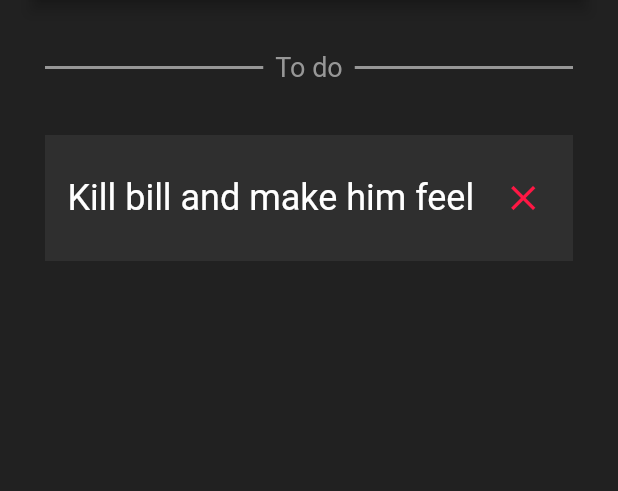
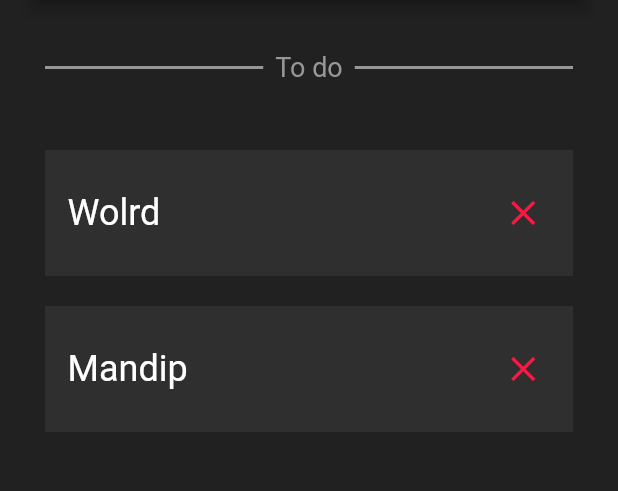
Before and after one commit to raister21/Flutter_NotoriousNote, a Flutter app: the screen it shows after launch, after a tap on the "close" icon, on a phone screen of 412 x 824 dp, the part 84-575 px from its top. Run offline on Flutter 3.47's test engine with Material 2 defaults, Android fonts, the phone set to English and light mode, and no system bars.

Commit message:
Added notes and delete functionality

```diff
--- a/lib/main.dart
+++ b/lib/main.dart
@@ -1,19 +1,17 @@
 import 'package:flutter/material.dart';
-import 'package:xml/xml.dart' as xml;
+import 'note.dart';
 
 void main() {
   runApp(MyApp());
 }
 
 class MyApp extends StatefulWidget {
-  const MyApp({Key key}) : super(key: key);
-
   @override
   _MyAppState createState() => _MyAppState();
 }
 
 class _MyAppState extends State<MyApp> {
-  String notes = "assets/data/todos.xml";
+  List<Note> notes = [Note('hello'), Note('Wolrd'), Note('Mandip')];
 
   @override
   Widget build(BuildContext context) {
@@ -47,8 +45,8 @@ class _MyAppState extends State<MyApp> {
                             thickness: 2,
                             color: Color.fromRGBO(151, 151, 151, 1))),
                     Padding(
-                            padding: EdgeInsets.symmetric(
-                                horizontal: 8, vertical: 0),
+                        padding:
+                            EdgeInsets.symmetric(horizontal: 8, vertical: 0),
                         child: Text(
                           'To do',
                           style: TextStyle(
@@ -64,45 +62,73 @@ class _MyAppState extends State<MyApp> {
                 ),
                 Padding(
                   padding: EdgeInsets.fromLTRB(0, 30, 0, 30),
-                      child: Row(
-                        children: <Widget>[
-                          Expanded(
-                              child: Container(
+                  child: Column(
+                      children: notes
+                          .map((note) => Container(
                                 padding: EdgeInsets.symmetric(
                                     horizontal: 15, vertical: 18),
+                                margin: (EdgeInsets.symmetric(
+                                    vertical: 10, horizontal: 0)),
                                 color: Color.fromRGBO(47, 47, 47, 1),
                                 child: Row(
                                   children: <Widget>[
                                     Expanded(
                                         flex: 7,
-                                  child: Text('Kill bill and make him feel',
+                                        child: Text('${note.todo}',
                                             style: TextStyle(
                                                 fontSize: 24,
                                                 color: Color.fromRGBO(
-                                              255, 255, 255, 1))),
-                                ),
+                                                    255, 255, 255, 1)))),
                                     Expanded(
                                       flex: 1,
                                       child: IconButton(
                                           onPressed: () {
-                                        print('pressed');
+                                            setState(() {
+                                              notes.remove(note);
+                                            });
                                           },
                                           icon: Icon(Icons.close),
                                           color: Colors.redAccent[400],
-                                      iconSize: 28,
-                                    ))
+                                          iconSize: 28),
+                                    )
                                   ],
                                 ),
                               ))
-                        ],
+                          .toList()
+                      // Expanded(
+                      //     child: Container(
+                      //   padding: EdgeInsets.symmetric(
+                      //       horizontal: 15, vertical: 18),
+                      //   color: Color.fromRGBO(47, 47, 47, 1),
+                      //   child: Row(
+
+                      // children: <Widget>[
+                      //   Expanded(
+                      //     flex: 7,
+                      //     child: Text('Kill bill and make him feel',
+                      //         style: TextStyle(
+                      //             fontSize: 24,
+                      //             color: Color.fromRGBO(
+                      //                 255, 255, 255, 1))),
+                      //   ),
+                      //   Expanded(
+                      //       flex: 1,
+                      //       child: IconButton(
+                      //         onPressed: () {
+                      //           print('pressed');
+                      //         },
+                      //         icon: Icon(Icons.close),
+                      //         color: Colors.redAccent[400],
+                      //         iconSize: 28,
+                      //       ))
+                      // ],
                       ),
                 )
               ],
             ),
           ),
-              bottomNavigationBar: BottomAppBar(
-                color: Color.fromRGBO(47, 47, 47, 1),
         ),
-            )));
+      ),
+    );
   }
 }
--- a/lib/note.dart
+++ b/lib/note.dart
@@ -2,7 +2,9 @@ class Note {
   String todo;
   bool pending = true;
 
-  Note({String todo});
+  Note(String todo) {
+    this.todo = todo;
+  }
 
   void done() {
     pending = false;
```
Also changed, not shown: 31 other files. Lines whose indentation alone changed are shown as unchanged.
